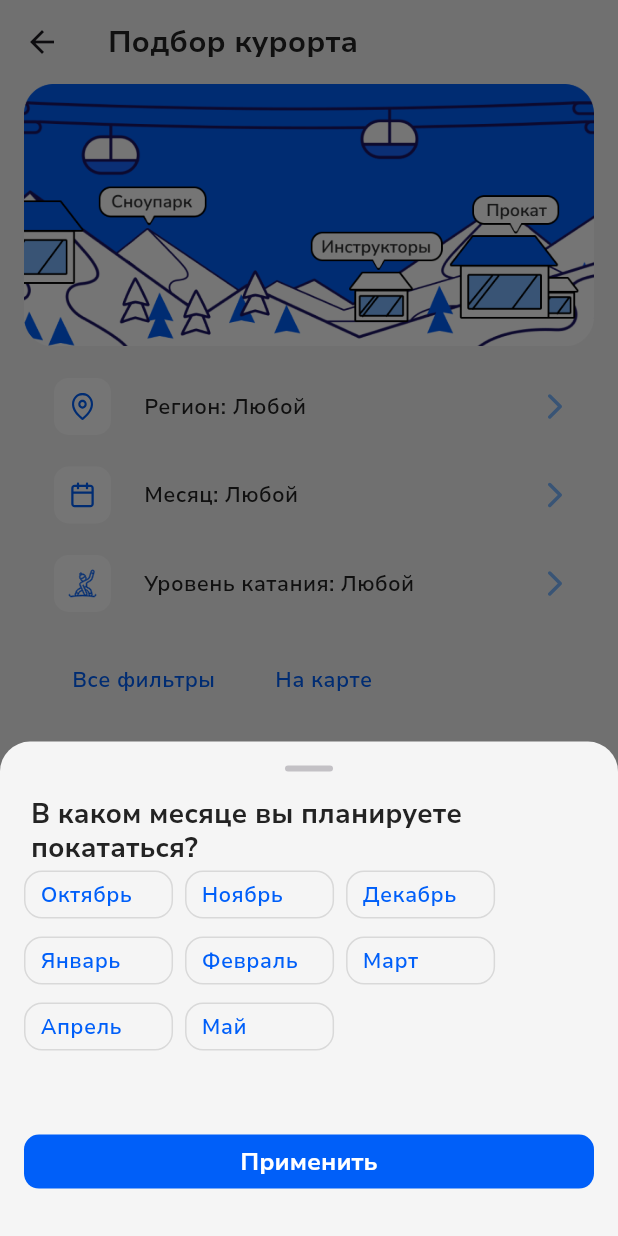
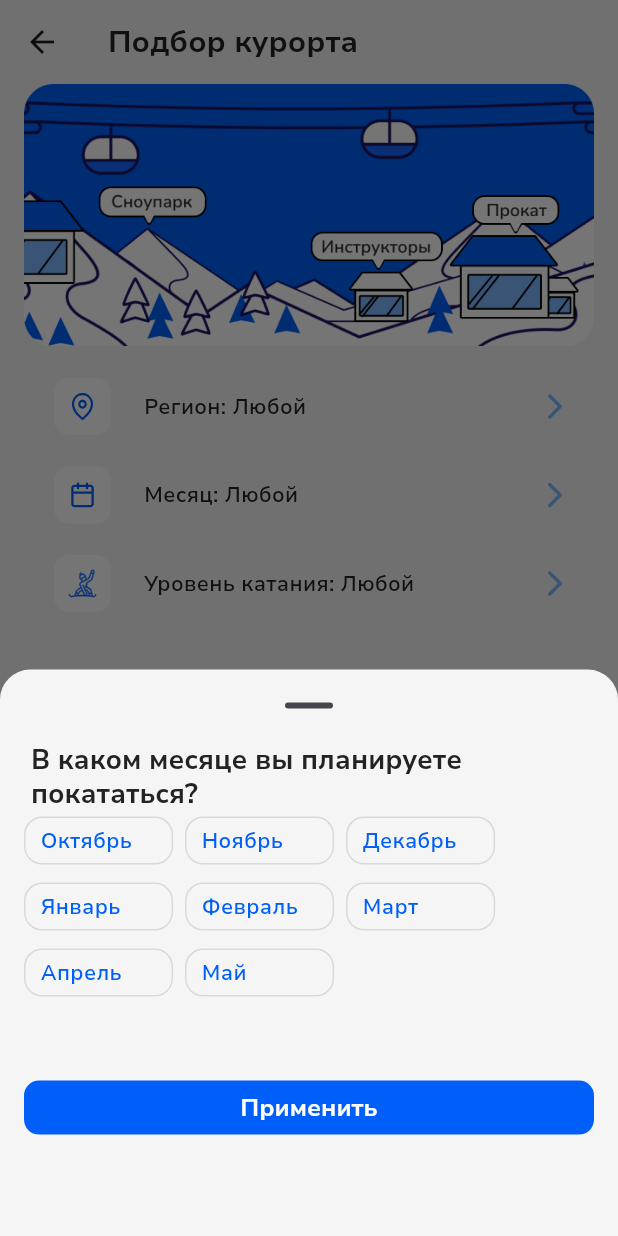
Before and after one commit to aleksandrazai/spoosk, a Flutter app: the Selection screen opened directly, after a tap on "Месяц: Любой", on a phone screen of 412 x 824 dp. Run offline on Flutter 3.47's test engine with Material 3 defaults, Android fonts, the phone set to English and light mode, and no system bars; our stand-ins replace auto_route, bloc, carousel_slider, connectivity_plus, dio, firebase_core and 8 more; accounts and stored records are empty; project files that could hold a hidden picture were left out.

Commit message:
feat: add settings to reviews

```diff
--- a/lib/core/presentation/image.dart
+++ b/lib/core/presentation/image.dart
@@ -20,7 +20,6 @@
 const String image_calendar = 'assets/img/сalendar.svg';
 const String image_cloud_fill = 'assets/img/cloud_fill.svg';
 const String image_location = 'assets/img/location.svg';
-const String image_map = 'assets/img/map.png';
 const String image_height_mountain = 'assets/img/height_mountain.svg';
 const String image_height_mountain_ground =
     'assets/img/height_mountain_ground.svg';
@@ -40,3 +39,5 @@
 const String image_cross = 'assets/img/image_cross.svg';
 const String image_reviews = 'assets/img/icon_reviews.svg';
 const String image_edit = 'assets/img/icon_edit.svg';
+const String image_review_settings = 'assets/img/review_settings.svg';
+const String image_review_delete = 'assets/img/delete_review.svg';
--- a/lib/core/presentation/screens/all_reviews_by_id.dart
+++ b/lib/core/presentation/screens/all_reviews_by_id.dart
@@ -50,7 +50,10 @@
                   final review = widget.reviews![index];
                   return Padding(
                     padding: const EdgeInsets.symmetric(vertical: 8),
-                    child: ReviewCard(reviews: review),
+                    child: ReviewCard(
+                      reviews: review,
+                      showSettings: false,
+                    ),
                   );
                 }),
           ),
--- a/lib/core/presentation/screens/home.dart
+++ b/lib/core/presentation/screens/home.dart
@@ -125,7 +125,10 @@
                     childCount: stateReviews.reviews!.results.length,
                     (context, index) {
                       final reviews = stateReviews.reviews!.results[index];
-                      return ReviewCard(reviews: reviews);
+                      return ReviewCard(
+                        reviews: reviews,
+                        showSettings: false,
+                      );
                     },
                   ),
                 ),
--- a/lib/core/presentation/screens/selection_screen/selection_screen_bottomSheet.dart
+++ b/lib/core/presentation/screens/selection_screen/selection_screen_bottomSheet.dart
@@ -1,6 +1,5 @@
 import 'package:flutter/material.dart';
 import 'package:spoosk/core/colors.dart';
-import 'package:spoosk/core/presentation/widgets/widgets.dart';
 
 class CustomBottomSheet {
   static customShowModalBottomSheet(
@@ -8,6 +7,7 @@
       required List<Widget> children,
       double? height}) {
     return showModalBottomSheet(
+        showDragHandle: true,
         useSafeArea: true,
         isScrollControlled: true,
         backgroundColor: AppColors.scaffoldBackgroundLight,
@@ -28,7 +28,7 @@
               height: height,
               child: SingleChildScrollView(
                 child: Column(
-                  children: [const ModalHandle(), ...children],
+                  children: [...children],
                 ),
               ),
             ),
--- a/lib/core/presentation/widgets/modal_handle.dart
+++ /dev/null
@@ -1,34 +0,0 @@
-import 'package:flutter/material.dart';
-
-class ModalHandle extends StatelessWidget {
-  const ModalHandle({
-    super.key,
-  });
-
-  @override
-  Widget build(BuildContext context) {
-    return Column(
-      mainAxisSize: MainAxisSize.min,
-      mainAxisAlignment: MainAxisAlignment.start,
-      crossAxisAlignment: CrossAxisAlignment.center,
-      children: [
-        Padding(
-          padding: const EdgeInsets.all(16.0),
-          child: Opacity(
-            opacity: 0.40,
-            child: Container(
-              width: 32,
-              height: 4,
-              decoration: ShapeDecoration(
-                color: const Color(0xFF79747E),
-                shape: RoundedRectangleBorder(
-                  borderRadius: BorderRadius.circular(100),
-                ),
-              ),
-            ),
-          ),
-        ),
-      ],
-    );
-  }
-}
--- a/lib/core/presentation/widgets/review_form.dart
+++ b/lib/core/presentation/widgets/review_form.dart
@@ -50,12 +50,6 @@
           crossAxisAlignment: CrossAxisAlignment.start,
           mainAxisSize: MainAxisSize.min,
           children: [
-            const Row(
-              mainAxisAlignment: MainAxisAlignment.center,
-              children: [
-                ModalHandle(),
-              ],
-            ),
             Row(
               mainAxisAlignment: MainAxisAlignment.start,
               children: [
--- a/lib/core/presentation/widgets/widgets.dart
+++ b/lib/core/presentation/widgets/widgets.dart
@@ -2,7 +2,6 @@
 export 'custom_appBar.dart';
 export 'custom_cardimage.dart';
 export 'custom_searchfield.dart';
-export 'modal_handle.dart';
 export 'resort_card.dart';
 export 'review_button.dart';
 export 'review_card.dart';
```
Also changed, not shown: lib/core/presentation/screens/resort_screen.dart (+6 -1 lines), lib/core/presentation/screens/user_lk/user_reviews.dart (+8 -2 lines), lib/core/presentation/widgets/review_actionButton.dart (added, +22 -0 lines), lib/core/presentation/widgets/review_card.dart (+35 -2 lines), assets/img/delete_review.svg (added), assets/img/map.png (deleted), assets/img/review_settings.svg (added).
